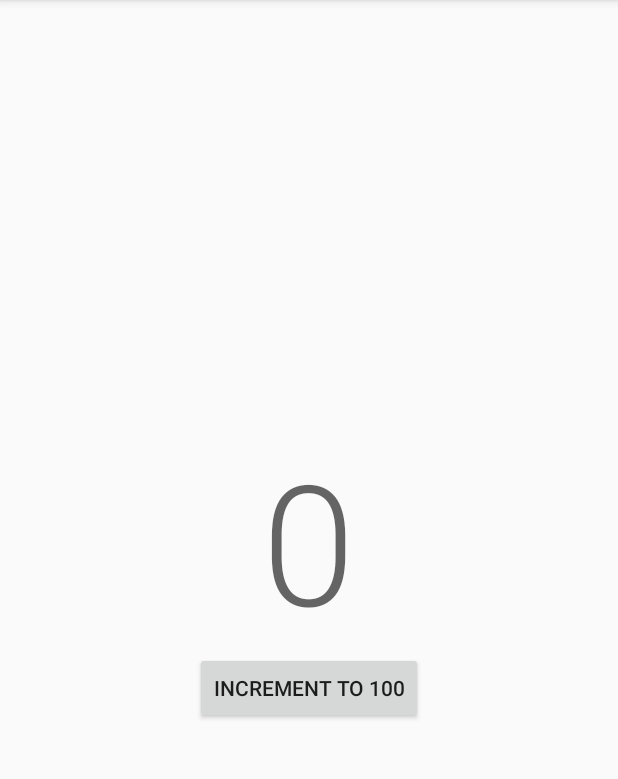
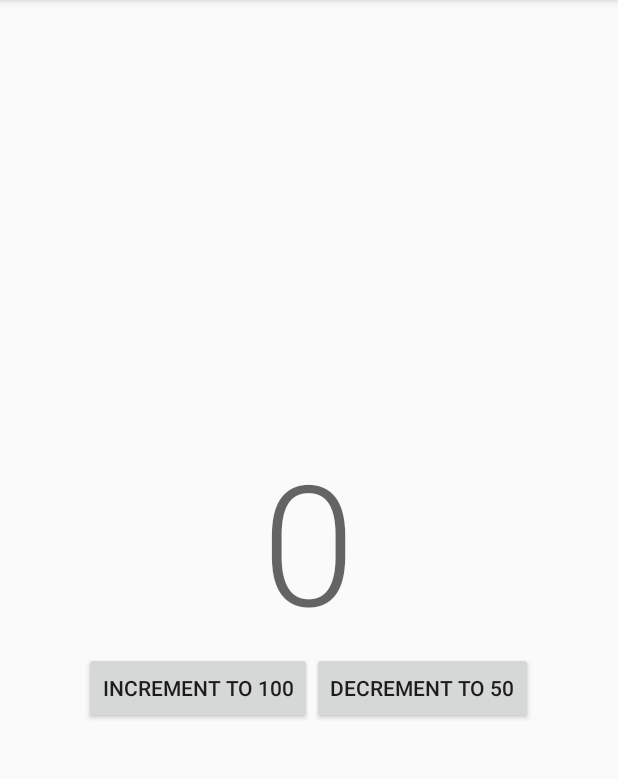
Before and after one commit to alexfu/CountingTextView, an Android app: the screen it shows after launch (MainActivity), on a phone screen of 412 x 824 dp, the part 84-863 px from its top. Run offline under Robolectric (Android 15) with nearby library versions, the phone set to English and light mode, and no system bars.

Commit message:
Implement decrement

```diff
--- a/sample/src/main/java/com/alexfu/sample/MainActivity.java
+++ b/sample/src/main/java/com/alexfu/sample/MainActivity.java
@@ -18,6 +18,7 @@ public class MainActivity extends AppCompatActivity {
     final CountingTextView countingTextSwitcher = (CountingTextView) findViewById(R.id.countingTextSwitcher);
 
     Button increment = (Button) findViewById(R.id.increment);
+    Button decrement = (Button) findViewById(R.id.decrement);
 
     increment.setOnClickListener(new View.OnClickListener() {
       @Override
@@ -25,5 +26,12 @@ public class MainActivity extends AppCompatActivity {
         countingTextSwitcher.incrementTo(100);
       }
     });
+
+    decrement.setOnClickListener(new View.OnClickListener() {
+      @Override
+      public void onClick(View v) {
+        countingTextSwitcher.decrementTo(50);
+      }
+    });
   }
 }
--- a/sample/src/main/res/layout/activity_main.xml
+++ b/sample/src/main/res/layout/activity_main.xml
@@ -30,6 +30,12 @@
       android:layout_height="wrap_content"
       android:text="Increment to 100"/>
 
+    <Button
+      android:id="@+id/decrement"
+      android:layout_width="wrap_content"
+      android:layout_height="wrap_content"
+      android:text="Decrement to 50"/>
+
   </LinearLayout>
 
 </LinearLayout>
```
Also changed, not shown: library/src/main/java/com/alexfu/countingtextview/CountingTextView.java (+19 -1 lines).
